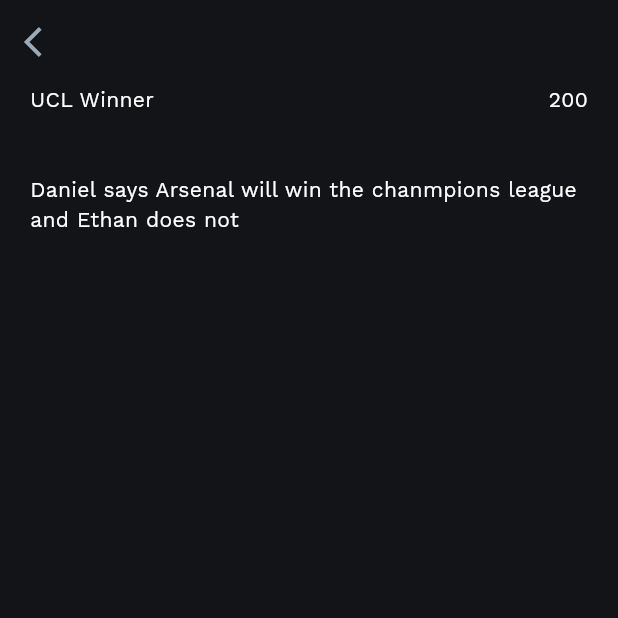
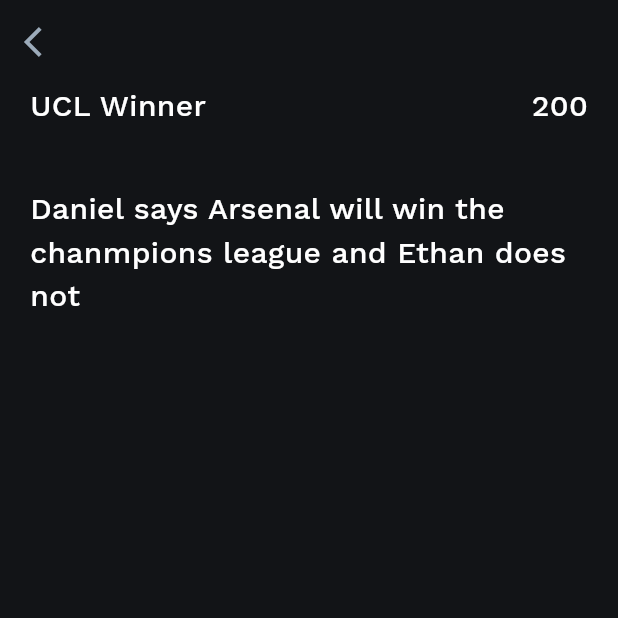
Before and after one commit to Sthabiso10/Wager-App, a Flutter app: the screen it shows after launch, after a tap on "UCL Winner", on a phone screen of 412 x 824 dp, the top half of it. Run offline on Flutter 3.47's test engine with Material 2 defaults, Android fonts, the phone set to English and light mode, and no system bars; our stand-ins replace google_fonts.

Commit message:
Update edit_bet_page.dart

```diff
--- a/lib/pages/edit_bet_page.dart
+++ b/lib/pages/edit_bet_page.dart
@@ -40,20 +40,29 @@ class EditBetPage extends StatelessWidget {
               children: [
                 Text(
                   betTitle,
-                  style: GoogleFonts.workSans(color: MyAppColors.textColor),
+                  style: GoogleFonts.workSans(
+                      color: MyAppColors.textColor,
+                      fontSize: 20,
+                      fontWeight: FontWeight.w500),
                 ),
                 Text(
                   betAmount,
-                  style: GoogleFonts.workSans(color: MyAppColors.textColor),
+                  style: GoogleFonts.workSans(
+                      color: MyAppColors.textColor,
+                      fontSize: 20,
+                      fontWeight: FontWeight.w500),
                 )
               ],
             ),
-            SizedBox(
+            const SizedBox(
               height: 40,
             ),
             Text(
               betDescription,
-              style: GoogleFonts.workSans(color: MyAppColors.textColor),
+              style: GoogleFonts.workSans(
+                  color: MyAppColors.textColor,
+                  fontSize: 20,
+                  fontWeight: FontWeight.w500),
             )
           ],
         ),
```
